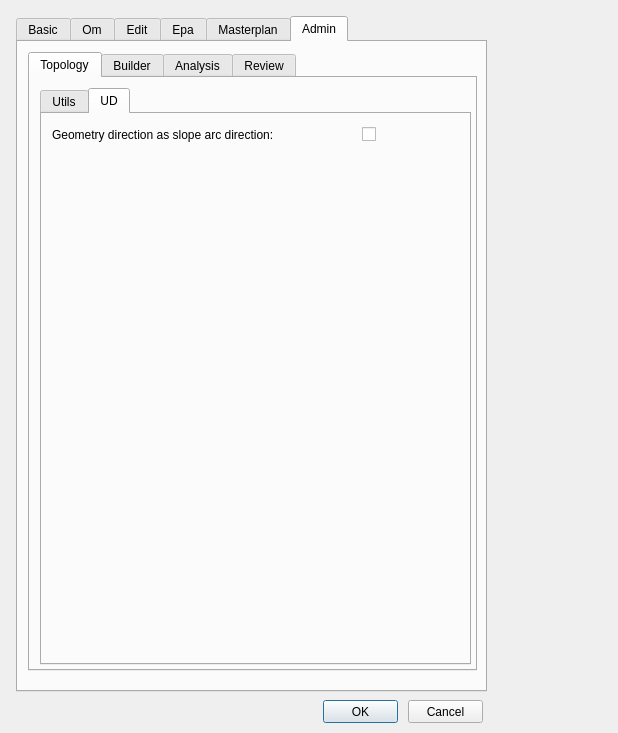
Qt form ui/config.ui (Giswater/giswater_qgis_plugin) before a commit.
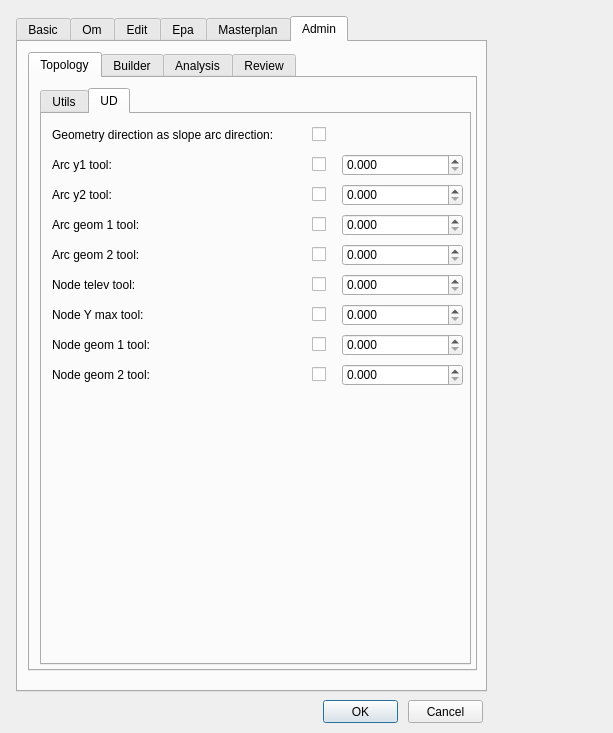
The same form after that commit. The open tabs and pages were chosen to show the change.

Commit message: #341 add new parameters in config global wip

Diff of the .ui file:
```diff
--- a/ui/config.ui
+++ b/ui/config.ui
@@ -6,7 +6,7 @@
    <rect>
     <x>0</x>
     <y>0</y>
-    <width>618</width>
+    <width>613</width>
     <height>733</height>
    </rect>
   </property>
@@ -3829,7 +3829,7 @@
         <widget class="QCheckBox" name="slope_arc_direction">
          <property name="geometry">
           <rect>
-           <x>320</x>
+           <x>270</x>
            <y>10</y>
            <width>20</width>
            <height>21</height>
@@ -3875,6 +3875,526 @@
           <number>3</number>
          </property>
         </widget>
+        <widget class="QDoubleSpinBox" name="rev_arc_y1_tol">
+         <property name="geometry">
+          <rect>
+           <x>300</x>
+           <y>40</y>
+           <width>121</width>
+           <height>22</height>
+          </rect>
+         </property>
+         <property name="decimals">
+          <number>3</number>
+         </property>
+         <property name="singleStep">
+          <double>0.010000000000000</double>
+         </property>
+        </widget>
+        <widget class="QCheckBox" name="chk_rev_arc_y1_tol">
+         <property name="geometry">
+          <rect>
+           <x>270</x>
+           <y>40</y>
+           <width>20</width>
+           <height>21</height>
+          </rect>
+         </property>
+         <property name="text">
+          <string/>
+         </property>
+        </widget>
+        <widget class="QLabel" name="label_rev_arc_y1_tol">
+         <property name="geometry">
+          <rect>
+           <x>10</x>
+           <y>40</y>
+           <width>241</width>
+           <height>22</height>
+          </rect>
+         </property>
+         <property name="font">
+          <font>
+           <pointsize>9</pointsize>
+          </font>
+         </property>
+         <property name="frameShape">
+          <enum>QFrame::NoFrame</enum>
+         </property>
+         <property name="frameShadow">
+          <enum>QFrame::Plain</enum>
+         </property>
+         <property name="text">
+          <string>Arc y1 tool:</string>
+         </property>
+         <property name="textFormat">
+          <enum>Qt::AutoText</enum>
+         </property>
+         <property name="scaledContents">
+          <bool>false</bool>
+         </property>
+         <property name="alignment">
+          <set>Qt::AlignLeading|Qt::AlignLeft|Qt::AlignVCenter</set>
+         </property>
+         <property name="margin">
+          <number>3</number>
+         </property>
+        </widget>
+        <widget class="QLabel" name="label_rev_arc_y1_tol_2">
+         <property name="geometry">
+          <rect>
+           <x>10</x>
+           <y>70</y>
+           <width>241</width>
+           <height>22</height>
+          </rect>
+         </property>
+         <property name="font">
+          <font>
+           <pointsize>9</pointsize>
+          </font>
+         </property>
+         <property name="frameShape">
+          <enum>QFrame::NoFrame</enum>
+         </property>
+         <property name="frameShadow">
+          <enum>QFrame::Plain</enum>
+         </property>
+         <property name="text">
+          <string>Arc y2 tool:</string>
+         </property>
+         <property name="textFormat">
+          <enum>Qt::AutoText</enum>
+         </property>
+         <property name="scaledContents">
+          <bool>false</bool>
+         </property>
+         <property name="alignment">
+          <set>Qt::AlignLeading|Qt::AlignLeft|Qt::AlignVCenter</set>
+         </property>
+         <property name="margin">
+          <number>3</number>
+         </property>
+        </widget>
+        <widget class="QCheckBox" name="chk_rev_arc_y2_tol">
+         <property name="geometry">
+          <rect>
+           <x>270</x>
+           <y>70</y>
+           <width>20</width>
+           <height>21</height>
+          </rect>
+         </property>
+         <property name="text">
+          <string/>
+         </property>
+        </widget>
+        <widget class="QDoubleSpinBox" name="rev_arc_y2_tol">
+         <property name="geometry">
+          <rect>
+           <x>300</x>
+           <y>70</y>
+           <width>121</width>
+           <height>22</height>
+          </rect>
+         </property>
+         <property name="decimals">
+          <number>3</number>
+         </property>
+         <property name="singleStep">
+          <double>0.010000000000000</double>
+         </property>
+        </widget>
+        <widget class="QLabel" name="label_rev_arc_geom1_tol">
+         <property name="geometry">
+          <rect>
+           <x>10</x>
+           <y>100</y>
+           <width>241</width>
+           <height>22</height>
+          </rect>
+         </property>
+         <property name="font">
+          <font>
+           <pointsize>9</pointsize>
+          </font>
+         </property>
+         <property name="frameShape">
+          <enum>QFrame::NoFrame</enum>
+         </property>
+         <property name="frameShadow">
+          <enum>QFrame::Plain</enum>
+         </property>
+         <property name="text">
+          <string>Arc geom 1 tool:</string>
+         </property>
+         <property name="textFormat">
+          <enum>Qt::AutoText</enum>
+         </property>
+         <property name="scaledContents">
+          <bool>false</bool>
+         </property>
+         <property name="alignment">
+          <set>Qt::AlignLeading|Qt::AlignLeft|Qt::AlignVCenter</set>
+         </property>
+         <property name="margin">
+          <number>3</number>
+         </property>
+        </widget>
+        <widget class="QCheckBox" name="chk_rev_arc_geom1_tol">
+         <property name="geometry">
+          <rect>
+           <x>270</x>
+           <y>100</y>
+           <width>20</width>
+           <height>21</height>
+          </rect>
+         </property>
+         <property name="text">
+          <string/>
+         </property>
+        </widget>
+        <widget class="QDoubleSpinBox" name="rev_arc_geom1_tol">
+         <property name="geometry">
+          <rect>
+           <x>300</x>
+           <y>100</y>
+           <width>121</width>
+           <height>22</height>
+          </rect>
+         </property>
+         <property name="decimals">
+          <number>3</number>
+         </property>
+         <property name="singleStep">
+          <double>0.010000000000000</double>
+         </property>
+        </widget>
+        <widget class="QLabel" name="label_rev_arc_geom2_tol">
+         <property name="geometry">
+          <rect>
+           <x>10</x>
+           <y>130</y>
+           <width>241</width>
+           <height>22</height>
+          </rect>
+         </property>
+         <property name="font">
+          <font>
+           <pointsize>9</pointsize>
+          </font>
+         </property>
+         <property name="frameShape">
+          <enum>QFrame::NoFrame</enum>
+         </property>
+         <property name="frameShadow">
+          <enum>QFrame::Plain</enum>
+         </property>
+         <property name="text">
+          <string>Arc geom 2 tool:</string>
+         </property>
+         <property name="textFormat">
+          <enum>Qt::AutoText</enum>
+         </property>
+         <property name="scaledContents">
+          <bool>false</bool>
+         </property>
+         <property name="alignment">
+          <set>Qt::AlignLeading|Qt::AlignLeft|Qt::AlignVCenter</set>
+         </property>
+         <property name="margin">
+          <number>3</number>
+         </property>
+        </widget>
+        <widget class="QCheckBox" name="chk_rev_arc_geom2_tol">
+         <property name="geometry">
+          <rect>
+           <x>270</x>
+           <y>130</y>
+           <width>20</width>
+           <height>21</height>
+          </rect>
+         </property>
+         <property name="text">
+          <string/>
+         </property>
+        </widget>
+        <widget class="QDoubleSpinBox" name="rev_arc_geom2_tol">
+         <property name="geometry">
+          <rect>
+           <x>300</x>
+           <y>130</y>
+           <width>121</width>
+           <height>22</height>
+          </rect>
+         </property>
+         <property name="decimals">
+          <number>3</number>
+         </property>
+         <property name="singleStep">
+          <double>0.010000000000000</double>
+         </property>
+        </widget>
+        <widget class="QLabel" name="label_rev_nod_telev_tol">
+         <property name="geometry">
+          <rect>
+           <x>10</x>
+           <y>160</y>
+           <width>241</width>
+           <height>22</height>
+          </rect>
+         </property>
+         <property name="font">
+          <font>
+           <pointsize>9</pointsize>
+          </font>
+         </property>
+         <property name="frameShape">
+          <enum>QFrame::NoFrame</enum>
+         </property>
+         <property name="frameShadow">
+          <enum>QFrame::Plain</enum>
+         </property>
+         <property name="text">
+          <string>Node telev tool:</string>
+         </property>
+         <property name="textFormat">
+          <enum>Qt::AutoText</enum>
+         </property>
+         <property name="scaledContents">
+          <bool>false</bool>
+         </property>
+         <property name="alignment">
+          <set>Qt::AlignLeading|Qt::AlignLeft|Qt::AlignVCenter</set>
+         </property>
+         <property name="margin">
+          <number>3</number>
+         </property>
+        </widget>
+        <widget class="QCheckBox" name="chk_rev_nod_telev_tol">
+         <property name="geometry">
+          <rect>
+           <x>270</x>
+           <y>160</y>
+           <width>20</width>
+           <height>21</height>
+          </rect>
+         </property>
+         <property name="text">
+          <string/>
+         </property>
+        </widget>
+        <widget class="QDoubleSpinBox" name="rev_nod_telev_tol">
+         <property name="geometry">
+          <rect>
+           <x>300</x>
+           <y>160</y>
+           <width>121</width>
+           <height>22</height>
+          </rect>
+         </property>
+         <property name="decimals">
+          <number>3</number>
+         </property>
+         <property name="singleStep">
+          <double>0.010000000000000</double>
+         </property>
+        </widget>
+        <widget class="QLabel" name="label_rev_nod_ymax_tol">
+         <property name="geometry">
+          <rect>
+           <x>10</x>
+           <y>190</y>
+           <width>241</width>
+           <height>22</height>
+          </rect>
+         </property>
+         <property name="font">
+          <font>
+           <pointsize>9</pointsize>
+          </font>
+         </property>
+         <property name="frameShape">
+          <enum>QFrame::NoFrame</enum>
+         </property>
+         <property name="frameShadow">
+          <enum>QFrame::Plain</enum>
+         </property>
+         <property name="text">
+          <string>Node Y max tool:</string>
+         </property>
+         <property name="textFormat">
+          <enum>Qt::AutoText</enum>
+         </property>
+         <property name="scaledContents">
+          <bool>false</bool>
+         </property>
+         <property name="alignment">
+          <set>Qt::AlignLeading|Qt::AlignLeft|Qt::AlignVCenter</set>
+         </property>
+         <property name="margin">
+          <number>3</number>
+         </property>
+        </widget>
+        <widget class="QCheckBox" name="chk_rev_nod_ymax_tol">
+         <property name="geometry">
+          <rect>
+           <x>270</x>
+           <y>190</y>
+           <width>20</width>
+           <height>21</height>
+          </rect>
+         </property>
+         <property name="text">
+          <string/>
+         </property>
+        </widget>
+        <widget class="QDoubleSpinBox" name="rev_nod_ymax_tol">
+         <property name="geometry">
+          <rect>
+           <x>300</x>
+           <y>190</y>
+           <width>121</width>
+           <height>22</height>
+          </rect>
+         </property>
+         <property name="decimals">
+          <number>3</number>
+         </property>
+         <property name="singleStep">
+          <double>0.010000000000000</double>
+         </property>
+        </widget>
+        <widget class="QLabel" name="label_rev_nod_geom1_tol">
+         <property name="geometry">
+          <rect>
+           <x>10</x>
+           <y>220</y>
+           <width>241</width>
+           <height>22</height>
+          </rect>
+         </property>
+         <property name="font">
+          <font>
+           <pointsize>9</pointsize>
+          </font>
+         </property>
+         <property name="frameShape">
+          <enum>QFrame::NoFrame</enum>
+         </property>
+         <property name="frameShadow">
+          <enum>QFrame::Plain</enum>
+         </property>
+         <property name="text">
+          <string>Node geom 1 tool:</string>
+         </property>
+         <property name="textFormat">
+          <enum>Qt::AutoText</enum>
+         </property>
+         <property name="scaledContents">
+          <bool>false</bool>
+         </property>
+         <property name="alignment">
+          <set>Qt::AlignLeading|Qt::AlignLeft|Qt::AlignVCenter</set>
+         </property>
+         <property name="margin">
+          <number>3</number>
+         </property>
+        </widget>
+        <widget class="QCheckBox" name="chk_rev_nod_geom1_tol">
+         <property name="geometry">
+          <rect>
+           <x>270</x>
+           <y>220</y>
+           <width>20</width>
+           <height>21</height>
+          </rect>
+         </property>
+         <property name="text">
+          <string/>
+         </property>
+        </widget>
+        <widget class="QDoubleSpinBox" name="rev_nod_geom1_tol">
+         <property name="geometry">
+          <rect>
+           <x>300</x>
+           <y>220</y>
+           <width>121</width>
+           <height>22</height>
+          </rect>
+         </property>
+         <property name="decimals">
+          <number>3</number>
+         </property>
+         <property name="singleStep">
+          <double>0.010000000000000</double>
+         </property>
+        </widget>
+        <widget class="QLabel" name="label_rev_nod_geom2_tol">
+         <property name="geometry">
+          <rect>
+           <x>10</x>
+           <y>250</y>
+           <width>241</width>
+           <height>22</height>
+          </rect>
+         </property>
+         <property name="font">
+          <font>
+           <pointsize>9</pointsize>
+          </font>
+         </property>
+         <property name="frameShape">
+          <enum>QFrame::NoFrame</enum>
+         </property>
+         <property name="frameShadow">
+          <enum>QFrame::Plain</enum>
+         </property>
+         <property name="text">
+          <string>Node geom 2 tool:</string>
+         </property>
+         <property name="textFormat">
+          <enum>Qt::AutoText</enum>
+         </property>
+         <property name="scaledContents">
+          <bool>false</bool>
+         </property>
+         <property name="alignment">
+          <set>Qt::AlignLeading|Qt::AlignLeft|Qt::AlignVCenter</set>
+         </property>
+         <property name="margin">
+          <number>3</number>
+         </property>
+        </widget>
+        <widget class="QCheckBox" name="chk_rev_nod_geom2_tol">
+         <property name="geometry">
+          <rect>
+           <x>270</x>
+           <y>250</y>
+           <width>20</width>
+           <height>21</height>
+          </rect>
+         </property>
+         <property name="text">
+          <string/>
+         </property>
+        </widget>
+        <widget class="QDoubleSpinBox" name="rev_nod_geom2_tol">
+         <property name="geometry">
+          <rect>
+           <x>300</x>
+           <y>250</y>
+           <width>121</width>
+           <height>22</height>
+          </rect>
+         </property>
+         <property name="decimals">
+          <number>3</number>
+         </property>
+         <property name="singleStep">
+          <double>0.010000000000000</double>
+         </property>
+        </widget>
        </widget>
       </widget>
      </widget>
```
Left out of the diff: 125 changed lines with no effect on the pictures.
